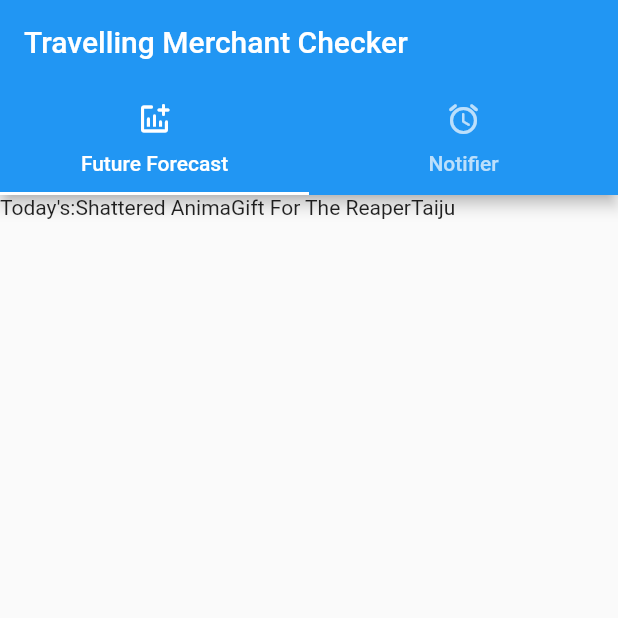
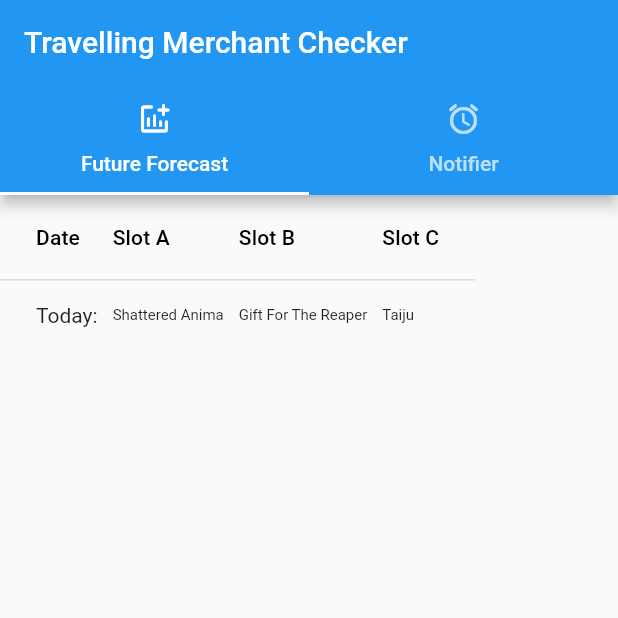
Before and after one commit to Kinnear/TravellingMerchantNotifier, a Flutter app: the screen it shows after launch, on a phone screen of 412 x 824 dp, the top half of it. Run offline on Flutter 3.47's test engine with Material 2 defaults, Android fonts, the phone set to English and light mode, and no system bars.

Commit message:
Added Today's DataTable to Future Stock Tab

```diff
--- a/lib/main.dart
+++ b/lib/main.dart
@@ -30,6 +30,8 @@ class MyHomePage extends StatefulWidget {
 
 class _MyHomePageState extends State<MyHomePage> {
   List<STOCK_ITEM> dayStockItems = [];
+
+  List<List<STOCK_ITEM>> futureStockItems = [];
 
   @override
   void initState() {
@@ -82,17 +84,43 @@ class _MyHomePageState extends State<MyHomePage> {
                   Row(
                     crossAxisAlignment: CrossAxisAlignment.start,
                     children: [
+                      Expanded(
+                        child: SingleChildScrollView(
+                          scrollDirection: Axis.horizontal,
+                          child: DataTable(
+                            columnSpacing: 10.0,
+                            columns: [
+                              DataColumn(label: Text("Date")),
+                              DataColumn(label: Text("Slot A")),
+                              DataColumn(label: Text("Slot B")),
+                              DataColumn(label: Text("Slot C")),
+                            ],
+                            rows: [
+                              DataRow(cells: [
+                                DataCell(Text('Today:')),
+                                DataCell(
                                   Text(
-                        'Today\'s:',
+                                    // dayStockItems[0].text,
+                                    dayStockItems[0].text,
+                                    style: TextStyle(fontSize: 10.0),
                                   ),
-                      Text(
-                        dayStockItems[0].text,
                                 ),
+                                DataCell(
                                   Text(
                                     dayStockItems[1].text,
+                                    style: TextStyle(fontSize: 10.0),
                                   ),
+                                ),
+                                DataCell(
                                   Text(
                                     dayStockItems[2].text,
+                                    style: TextStyle(fontSize: 10.0),
+                                  ),
+                                ),
+                              ]),
+                            ],
+                          ),
+                        ),
                       ),
                       // Image.asset('assets/images/stock_items/barrel_of_bait.png'),
                     ],
```
Lines whose indentation alone changed are shown as unchanged.
